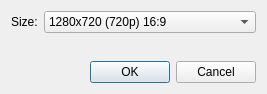
Above: scripts/Misc/Examples/QtExamples/ExResizeWindow/ExResizeWindow.ui from qcad/qcad before the change. Below: the same form after it.
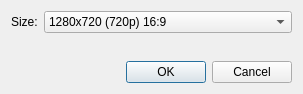
That is the form after the change.

```diff
--- a/scripts/Misc/Examples/QtExamples/ExResizeWindow/ExResizeWindow.ui
+++ b/scripts/Misc/Examples/QtExamples/ExResizeWindow/ExResizeWindow.ui
@@ -6,7 +6,7 @@
    <rect>
     <x>0</x>
     <y>0</y>
-    <width>238</width>
+    <width>303</width>
     <height>94</height>
    </rect>
   </property>
```
Left out of the diff: 2 changed lines with no effect on the pictures.
